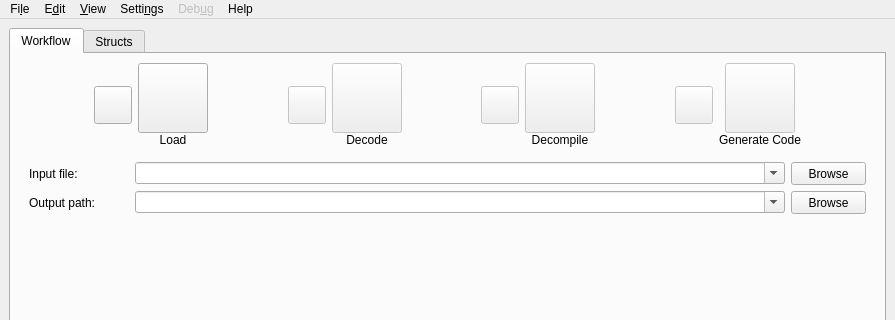
The window that src/boomerang-gui/MainWindow.ui (BoomerangDecompiler/boomerang) describes before a commit, drawn with Qt 5; both pictures show x 0 to 895 and y 0 to 320 of the 895 by 638 pixel window.
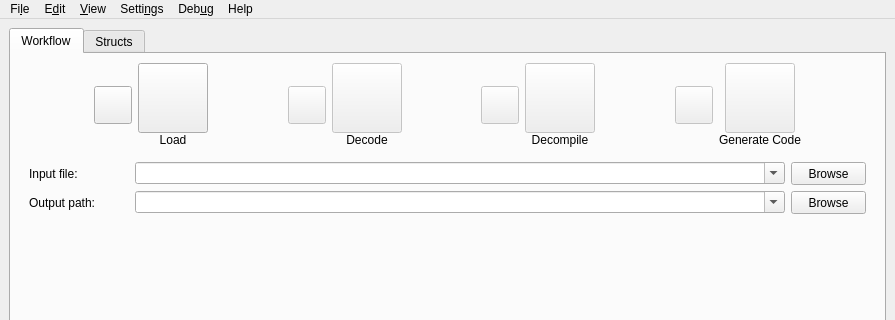
The same window after the commit. Icons and pictures are not drawn.

Commit message: Re-enable debug mode in GUI

The edit to the form file:
```diff
--- a/src/boomerang-gui/MainWindow.ui
+++ b/src/boomerang-gui/MainWindow.ui
@@ -1478,7 +1478,7 @@
    </widget>
    <widget class="QMenu" name="menuDebug">
     <property name="enabled">
-     <bool>false</bool>
+     <bool>true</bool>
     </property>
     <property name="title">
      <string>Deb&amp;ug</string>
```
Left out of the diff: 2 changed lines with no effect on the pictures.
